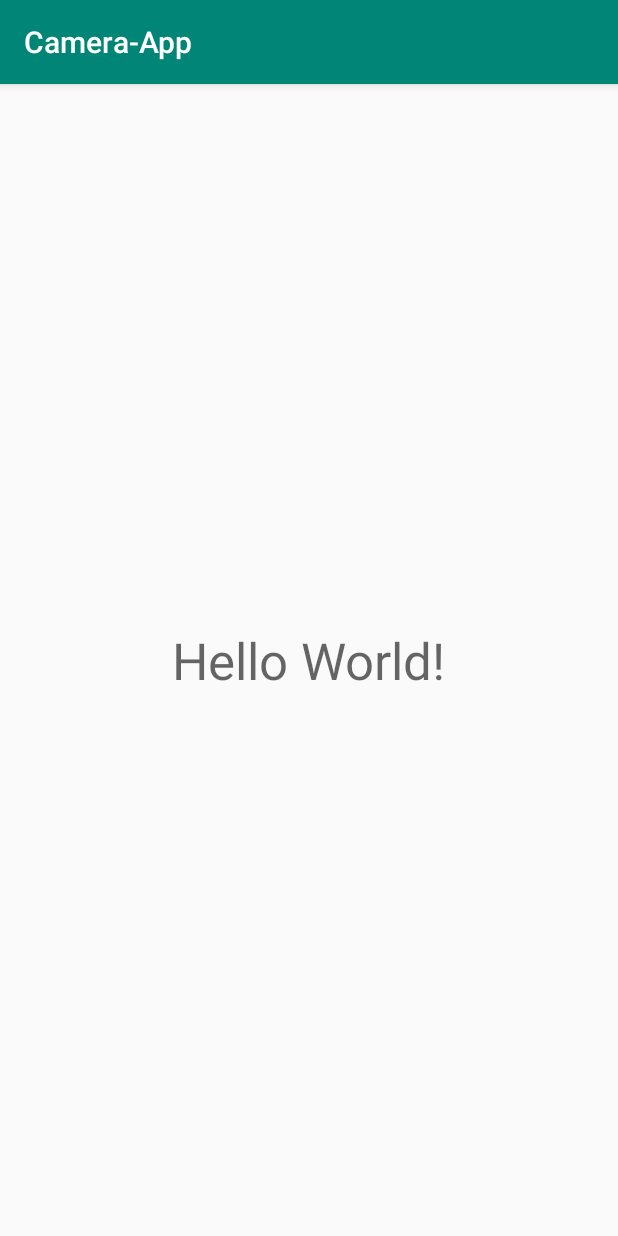
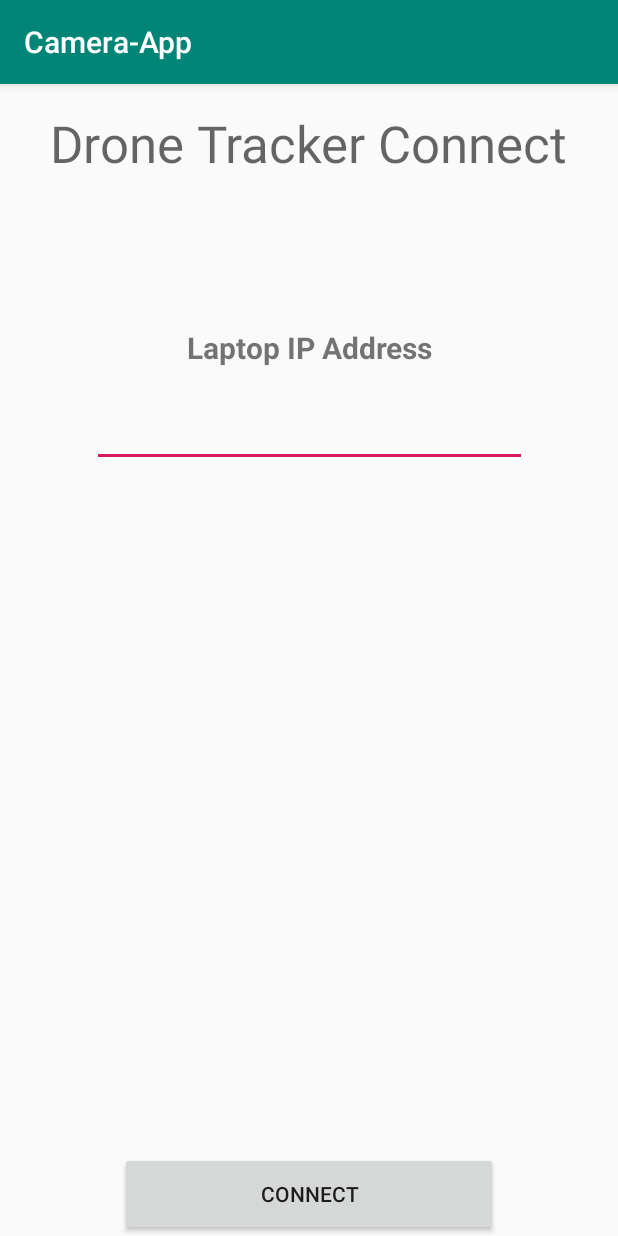
Before and after one commit to JonathanGWesterfield/Capstone, an Android app: the screen it shows after launch (MainActivity), on a phone screen of 412 x 824 dp. Run offline under Robolectric (Android 15) with nearby library versions, the phone set to English and light mode, and no system bars.

Commit message:
Created the first activity view

```diff
--- a/Camera-App/app/build.gradle
+++ b/Camera-App/app/build.gradle
@@ -27,4 +27,8 @@ dependencies {
     androidTestImplementation 'androidx.test:runner:1.1.1'
     androidTestImplementation 'androidx.test.espresso:espresso-core:3.1.1'
     implementation 'commons-net:commons-net:3.6'
+
+    // Required for instrumented tests
+    androidTestImplementation 'com.android.support:support-annotations:24.0.0'
+    androidTestImplementation 'com.android.support.test:runner:0.5'
 }
--- a/Camera-App/app/src/main/java/com/example/camera_app/MainActivity.java
+++ b/Camera-App/app/src/main/java/com/example/camera_app/MainActivity.java
@@ -3,12 +3,31 @@ package com.example.camera_app;
 import androidx.appcompat.app.AppCompatActivity;
 
 import android.os.Bundle;
+import android.view.View;
 
+/**
+ * This main activity will then redirect to the camera activity once a tcp connection has
+ * been established between the phone and the laptop.
+ */
 public class MainActivity extends AppCompatActivity {
+
+    String ipaddr;
+    int port;
+
 
     @Override
     protected void onCreate(Bundle savedInstanceState) {
         super.onCreate(savedInstanceState);
         setContentView(R.layout.activity_main);
     }
+
+    /**
+     * Handles the click event for the connect button. Once clicked, the phone should take
+     * the IP address in the IP address textbox and store the connection info for the laptop.
+     * Then the phone should open a TCP connection to the laptop to receive control signals.
+     */
+    public void btnConnClk(View view)
+    {
+
+    }
 }
--- a/Camera-App/app/src/main/res/layout/activity_main.xml
+++ b/Camera-App/app/src/main/res/layout/activity_main.xml
@@ -2,18 +2,56 @@
 <androidx.constraintlayout.widget.ConstraintLayout xmlns:android="http://schemas.android.com/apk/res/android"
     xmlns:app="http://schemas.android.com/apk/res-auto"
     xmlns:tools="http://schemas.android.com/tools"
+    android:id="@+id/tbIPAddr"
     android:layout_width="match_parent"
     android:layout_height="match_parent"
     tools:context=".MainActivity">
 
     <TextView
+        android:id="@+id/lblTitle"
         android:layout_width="wrap_content"
         android:layout_height="wrap_content"
-        android:text="Hello World!"
+        android:text="Drone Tracker Connect"
         android:textAppearance="@style/TextAppearance.AppCompat.Display1"
         app:layout_constraintBottom_toBottomOf="parent"
+        app:layout_constraintHorizontal_bias="0.497"
         app:layout_constraintLeft_toLeftOf="parent"
         app:layout_constraintRight_toRightOf="parent"
-        app:layout_constraintTop_toTopOf="parent" />
+        app:layout_constraintTop_toTopOf="parent"
+        app:layout_constraintVertical_bias="0.023" />
+
+    <Button
+        android:id="@+id/btnConnect"
+        android:layout_width="252dp"
+        android:layout_height="56dp"
+        android:text="Connect"
+        app:layout_constraintBottom_toBottomOf="parent"
+        app:layout_constraintEnd_toEndOf="parent"
+        app:layout_constraintStart_toStartOf="parent" />
+
+    <TextView
+        android:id="@+id/lblLaptopIP"
+        android:layout_width="206dp"
+        android:layout_height="43dp"
+        android:layout_marginTop="100dp"
+        android:text="Laptop IP Address"
+        android:textAlignment="center"
+        android:textSize="20sp"
+        android:textStyle="bold"
+        app:layout_constraintEnd_toEndOf="parent"
+        app:layout_constraintStart_toStartOf="parent"
+        app:layout_constraintTop_toBottomOf="@+id/lblTitle" />
+
+    <EditText
+        android:id="@+id/tbIPAddress"
+        android:layout_width="290dp"
+        android:layout_height="50dp"
+        android:ems="10"
+        android:inputType="phone"
+        android:textAlignment="center"
+        android:textStyle="bold"
+        app:layout_constraintEnd_toEndOf="parent"
+        app:layout_constraintStart_toStartOf="parent"
+        app:layout_constraintTop_toBottomOf="@+id/lblLaptopIP" />
 
 </androidx.constraintlayout.widget.ConstraintLayout>
```
Also changed, not shown: 1 other file.
